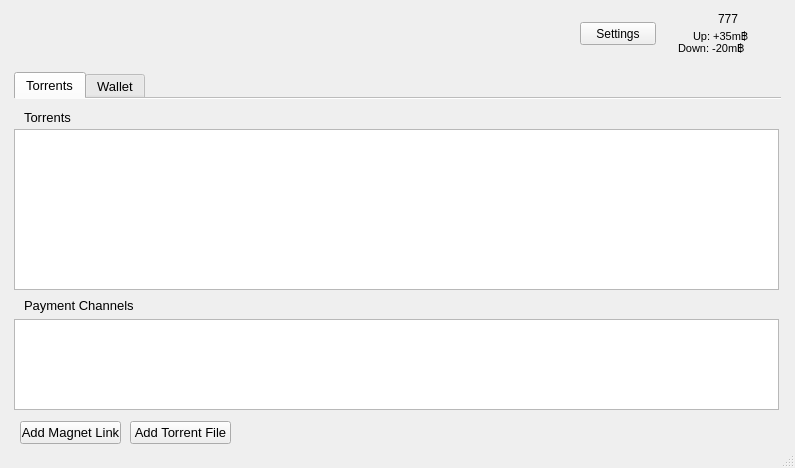
Above: lib/view/mainwindow.ui from RdeWilde/JoyStream before the change. Below: the same form after it.
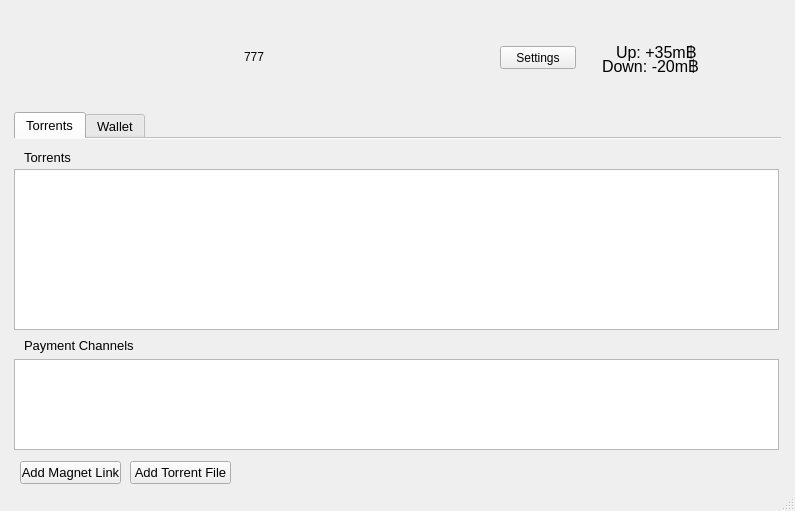
That is the form after the change. Icons and pictures are not drawn.

```diff
--- a/lib/view/mainwindow.ui
+++ b/lib/view/mainwindow.ui
@@ -7,7 +7,7 @@
     <x>0</x>
     <y>0</y>
     <width>795</width>
-    <height>468</height>
+    <height>511</height>
    </rect>
   </property>
   <property name="windowTitle">
@@ -21,8 +21,8 @@
    <widget class="QPushButton" name="settingsPushButton">
     <property name="geometry">
      <rect>
-      <x>580</x>
-      <y>22</y>
+      <x>500</x>
+      <y>46</y>
       <width>76</width>
       <height>23</height>
      </rect>
@@ -35,7 +35,7 @@
     <property name="geometry">
      <rect>
       <x>14</x>
-      <y>72</y>
+      <y>112</y>
       <width>767</width>
       <height>381</height>
      </rect>
@@ -152,10 +152,10 @@
    <widget class="QLabel" name="logoLabel">
     <property name="geometry">
      <rect>
-      <x>22</x>
-      <y>5</y>
-      <width>156</width>
-      <height>61</height>
+      <x>0</x>
+      <y>10</y>
+      <width>319</width>
+      <height>91</height>
      </rect>
     </property>
     <property name="text">
@@ -168,10 +168,10 @@
    <widget class="QLabel" name="label">
     <property name="geometry">
      <rect>
-      <x>752</x>
-      <y>26</y>
-      <width>26</width>
-      <height>31</height>
+      <x>715</x>
+      <y>30</y>
+      <width>51</width>
+      <height>53</height>
      </rect>
     </property>
     <property name="text">
@@ -184,15 +184,15 @@
    <widget class="QLabel" name="label_2">
     <property name="geometry">
      <rect>
-      <x>693</x>
-      <y>22</y>
-      <width>66</width>
+      <x>616</x>
+      <y>38</y>
+      <width>91</width>
       <height>26</height>
      </rect>
     </property>
     <property name="font">
      <font>
-      <pointsize>8</pointsize>
+      <pointsize>12</pointsize>
      </font>
     </property>
     <property name="text">
@@ -202,15 +202,15 @@
    <widget class="QLabel" name="label_3">
     <property name="geometry">
      <rect>
-      <x>678</x>
-      <y>34</y>
-      <width>81</width>
+      <x>602</x>
+      <y>52</y>
+      <width>105</width>
       <height>26</height>
      </rect>
     </property>
     <property name="font">
      <font>
-      <pointsize>8</pointsize>
+      <pointsize>12</pointsize>
      </font>
     </property>
     <property name="text">
@@ -220,8 +220,8 @@
    <widget class="QLabel" name="label_4">
     <property name="geometry">
      <rect>
-      <x>718</x>
-      <y>12</y>
+      <x>244</x>
+      <y>50</y>
       <width>46</width>
       <height>13</height>
      </rect>
```
Left out of the diff: 4 changed lines with no effect on the pictures.
